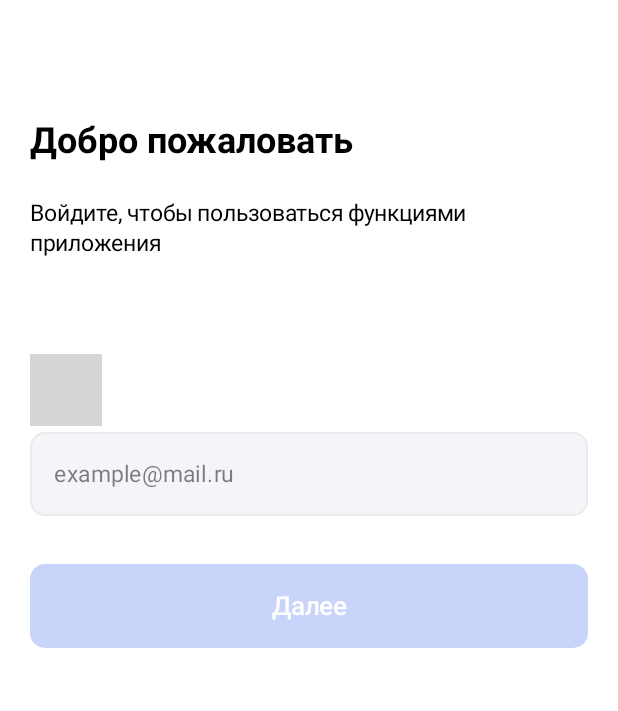
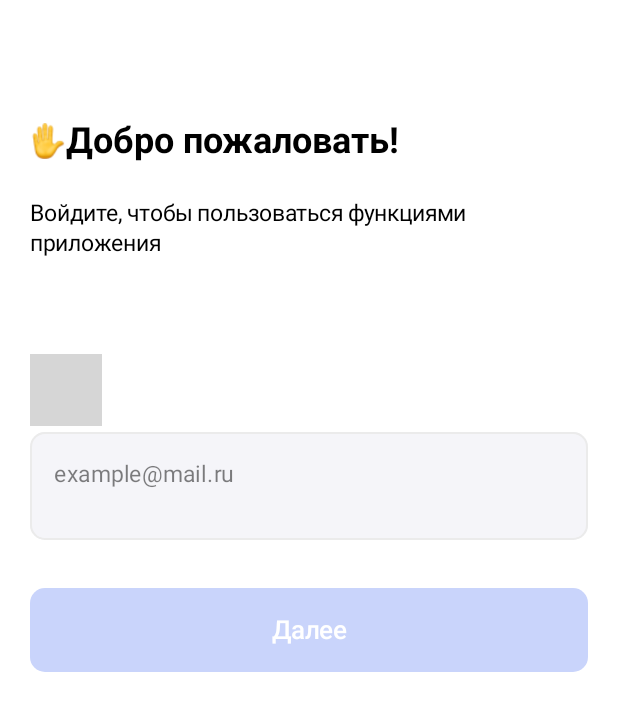
Before and after one commit to Mdedor/SmartLab, an Android app built with Jetpack Compose: the @Preview function AuntificationPreview, on a phone screen of 412 x 824 dp. Shown: the top 711 px of the screen. Run offline under Robolectric (Android 15) with nearby library versions, the phone set to English and light mode, and no system bars; libraries missing offline, so code that uses them is left out: com.example.controls; 1 statement that could not run was skipped; grey boxes are pictures that could not be loaded.

Commit message:
Добавлена форма ввода кода из email

```diff
--- a/app/src/main/java/com/example/smartlab/components/EmailTextInput.kt
+++ b/app/src/main/java/com/example/smartlab/components/EmailTextInput.kt
@@ -1,6 +1,7 @@
 package com.example.smartlab.components
 
 import androidx.compose.foundation.shape.RoundedCornerShape
+import androidx.compose.foundation.text.KeyboardOptions
 import androidx.compose.material3.OutlinedTextField
 import androidx.compose.material3.OutlinedTextFieldDefaults
 import androidx.compose.material3.Text
@@ -13,25 +14,27 @@ import androidx.compose.ui.Modifier
 import androidx.compose.ui.graphics.Color
 import androidx.compose.ui.text.TextStyle
 import androidx.compose.ui.text.font.FontWeight
+import androidx.compose.ui.text.input.KeyboardType
 import androidx.compose.ui.tooling.preview.Preview
 import androidx.compose.ui.unit.dp
 import androidx.compose.ui.unit.sp
+import androidx.compose.ui.util.trace
 import com.example.smartlab.ui.theme.AccentColor
 import com.example.smartlab.ui.theme.InputBGColor
 import com.example.smartlab.ui.theme.InputFocusedBorderColor
 import com.example.smartlab.ui.theme.InputStrokeColor
 
 @Composable
-fun TextInput(modifier: Modifier = Modifier, placeholder: String, enabled: Boolean = true) {
-    var text by remember { mutableStateOf("") }
+fun TextInput(modifier: Modifier = Modifier, placeholder: String, enabled: Boolean = true,onTextChange: (String) -> Unit,text:String) {
+
 
 
     OutlinedTextField(
         value = text,
-        onValueChange = { text = it },
+        onValueChange = onTextChange,
         modifier = modifier,
         enabled = enabled,
-        readOnly = true,
+
         placeholder = {
             Text(
                 text = placeholder,
@@ -55,11 +58,13 @@ fun TextInput(modifier: Modifier = Modifier, placeholder: String, enabled: Boole
             cursorColor = AccentColor
         ),
         shape = RoundedCornerShape(10.dp),
+        keyboardOptions = KeyboardOptions(keyboardType = KeyboardType.Email)
     )
 }
 
 @Preview
 @Composable
 private fun TextInputPreview() {
-    TextInput(placeholder = "Поле для ввода с подсказкой")
+    var text by remember { mutableStateOf("") }
+    TextInput(placeholder = "Поле для ввода с подсказкой", enabled = true, onTextChange = { if (it.length <= 320) text = it }, text = text)
 }
--- a/app/src/main/java/com/example/smartlab/layouts/Email.kt
+++ b/app/src/main/java/com/example/smartlab/layouts/Email.kt
@@ -1,6 +1,7 @@
 package com.example.smartlab.layouts
 
 import androidx.compose.foundation.Image
+import androidx.compose.foundation.layout.Arrangement
 import androidx.compose.foundation.layout.Column
 import androidx.compose.foundation.layout.Row
 import androidx.compose.foundation.layout.Spacer
@@ -8,7 +9,15 @@ import androidx.compose.foundation.layout.fillMaxSize
 import androidx.compose.foundation.layout.fillMaxWidth
 import androidx.compose.foundation.layout.height
 import androidx.compose.foundation.layout.padding
+import androidx.compose.foundation.layout.size
+import androidx.compose.material3.OutlinedTextField
+import androidx.compose.material3.Text
 import androidx.compose.runtime.Composable
+import androidx.compose.runtime.getValue
+import androidx.compose.runtime.mutableStateOf
+import androidx.compose.runtime.remember
+import androidx.compose.runtime.setValue
+import androidx.compose.ui.Alignment
 import androidx.compose.ui.Modifier
 import androidx.compose.ui.graphics.ImageBitmap
 import androidx.compose.ui.graphics.vector.ImageVector
@@ -24,25 +33,29 @@ import com.example.smartlab.components.TextInput
 import com.example.smartlab.components.Title
 
 @Composable
-fun Auntification(modifier: Modifier = Modifier, ) {
+fun Auntification(modifier: Modifier = Modifier ) {
+    var text by remember { mutableStateOf("") }
     Column(modifier = modifier
         .fillMaxSize()
         .padding(20.dp)) {
         Spacer(Modifier.height(59.dp))
-        Row {
-            Image(ImageBitmap.imageResource(R.drawable.hello),null, modifier = Modifier.weight(1f))
-            Title(text = "Добро пожаловать", modifier = Modifier
-                .fillMaxSize(1f)
-                .weight(1f))
+        Row(
+            modifier = Modifier.fillMaxWidth(), // Задайте высоту Row
+            horizontalArrangement = Arrangement.Center,
+            verticalAlignment = Alignment.CenterVertically // Центрирование по вертикали
+        ) {
+            Image(ImageBitmap.imageResource(R.drawable.hello),null, modifier = Modifier.size(24.dp))
+            Title(text = "Добро пожаловать!", modifier = Modifier.align(Alignment.CenterVertically))
         }
         Spacer(Modifier.height(23.dp))
         Descript(text = "Войдите, чтобы пользоваться функциями приложения")
         Spacer(Modifier.height(64.dp))
         OnboardDescription(text = "Вход по E-mail")
         Spacer(Modifier.height(4.dp))
-        TextInput(placeholder = "example@mail.ru", modifier = Modifier.fillMaxWidth(1f))
+
+        TextInput(placeholder = "example@mail.ru", modifier = Modifier.fillMaxWidth(1f).height(72.dp), onTextChange = { if (it.length <= 320) text = it }, text = text)
         Spacer(Modifier.height(32.dp))
-        PrimaryButton(text = "Далее", Enable = false, modifier = Modifier.fillMaxWidth(1f).height(56.dp), )
+        PrimaryButton(text = "Далее", Enable = text.isNotEmpty(), modifier = Modifier.fillMaxWidth(1f).height(56.dp), onClick = {})
     }
 }
 
```
Also changed, not shown: app/src/main/java/com/example/smartlab/MainActivity.kt (+41 -37 lines), app/src/main/java/com/example/smartlab/components/TextInputCode.kt (added, +51 -0 lines), app/src/main/java/com/example/smartlab/layouts/CodeEmail.kt (added, +56 -0 lines), app/src/main/java/com/example/smartlab/layouts/OnBoard.kt (+4 -4 lines), app/src/main/res/drawable/back.png (added).
